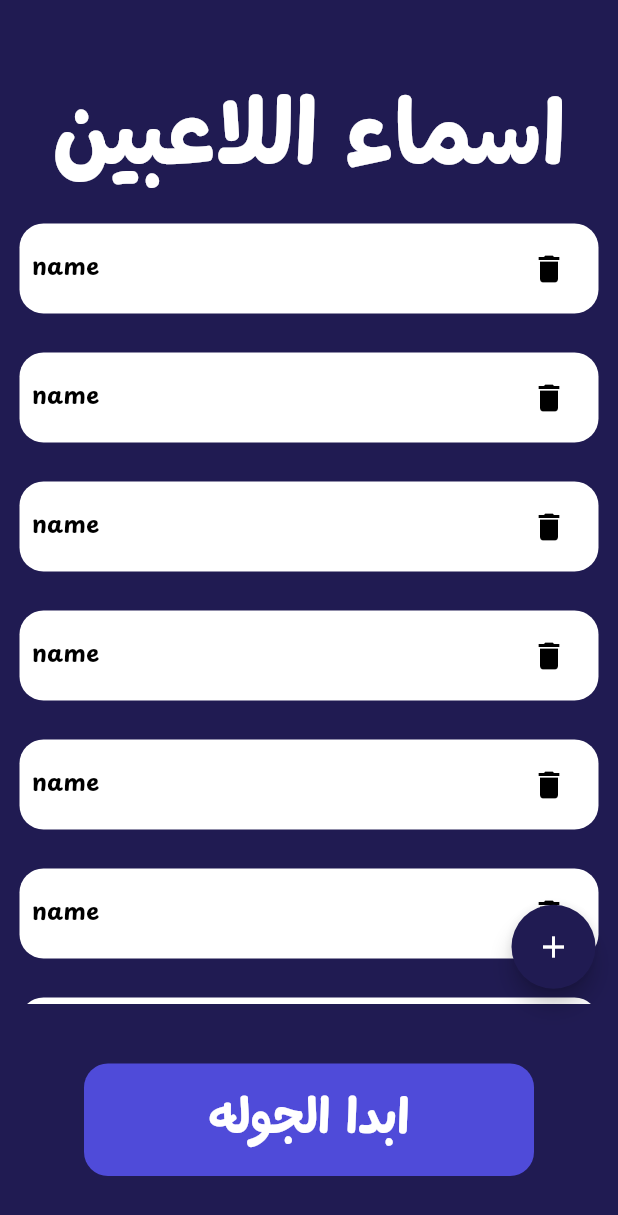
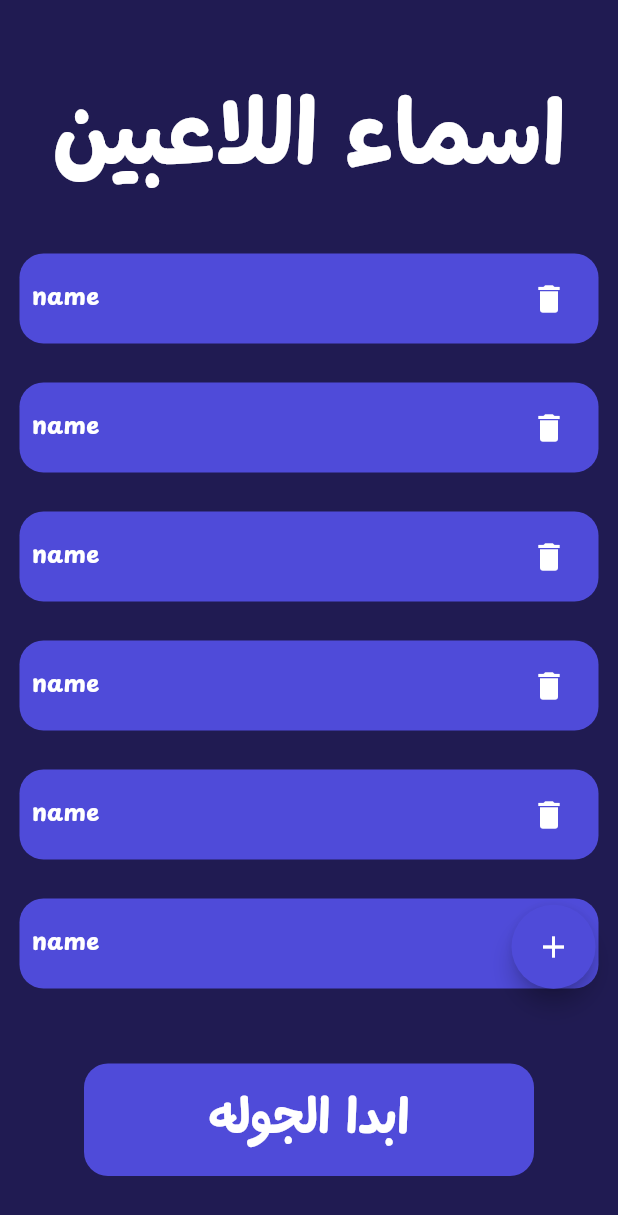
Before and after one commit to MohamedAnis12/Screw_App, a Flutter app: the AddPlayersView screen opened directly, on a phone screen of 412 x 824 dp. Shown: the top 1215 px of the screen. Run offline on Flutter 3.47's test engine with Material 3 defaults, Android fonts, the phone set to English and light mode, and no system bars; our stand-ins replace hive; accounts and stored records are empty.

```diff
--- a/lib/widgets/Player_card.dart
+++ b/lib/widgets/Player_card.dart
@@ -13,7 +13,7 @@ class PlayerCard extends StatelessWidget {
         height: 60,
         decoration: BoxDecoration(
           borderRadius: BorderRadius.circular(16),
-          color: Colors.white,
+          color: Color(0xff4f4bd9),
         ),
         child: Padding(
           padding: const EdgeInsets.all(8.0),
@@ -21,7 +21,7 @@ class PlayerCard extends StatelessWidget {
             mainAxisAlignment: MainAxisAlignment.spaceBetween,
             crossAxisAlignment: CrossAxisAlignment.center,
             children: [
-              CustomText(text: "name", fontSize: 16, color: Colors.black),
+              CustomText(text: "name", fontSize: 16, color: Colors.white),
               CustomeIcon()
             ],
           ),
--- a/lib/widgets/add_player_view_body.dart
+++ b/lib/widgets/add_player_view_body.dart
@@ -1,6 +1,9 @@
 import 'package:flutter/material.dart';
+import 'package:screw/constants.dart';
+import 'package:screw/views/add_rounds_view.dart';
 import 'package:screw/widgets/Custom_playersCard_listview.dart';
 import 'package:screw/widgets/customFloatingActionButton.dart';
+import 'package:screw/widgets/custom_bottom_sheet.dart';
 import 'package:screw/widgets/custom_button.dart';
 import 'package:screw/widgets/custom_text.dart';
 
@@ -20,16 +23,39 @@ class AddPlayerViewBody extends StatelessWidget {
                 fontSize: 60,
                 color: Colors.white,
               ),
+              SizedBox(height: 20),
               Expanded(child: CustomPlayerscardListview()),
-              SizedBox(height: 40),
-              CustomButton(text: "ابدا الجوله"),
+              SizedBox(height: 50),
+              CustomButton(
+                text: "ابدا الجوله",
+                onTap: () {
+                  Navigator.push(
+                    context,
+                    MaterialPageRoute(
+                      builder: (context) {
+                        return AddRoundsView();
+                      },
+                    ),
+                  );
+                },
+              ),
               SizedBox(height: 40),
             ],
           ),
           Positioned(
             right: 15,
             bottom: MediaQuery.of(context).size.height * .20,
-            child: CustomFloatingActionButton(),
+            child: CustomFloatingActionButton(
+              onPressed: () {
+                showModalBottomSheet(
+                  backgroundColor: mainColor,
+                  context: context,
+                  builder: (context) {
+                    return CustomBottomSheet();
+                  },
+                );
+              },
+            ),
           ),
         ],
       ),
--- a/lib/widgets/customFloatingActionButton.dart
+++ b/lib/widgets/customFloatingActionButton.dart
@@ -1,24 +1,16 @@
 import 'package:flutter/material.dart';
 import 'package:screw/constants.dart';
-import 'package:screw/widgets/custom_bottom_sheet.dart';
 
 class CustomFloatingActionButton extends StatelessWidget {
-  const CustomFloatingActionButton({super.key});
-
+  const CustomFloatingActionButton({super.key, this.onPressed});
+  final void Function()? onPressed;
   @override
   Widget build(BuildContext context) {
     return FloatingActionButton(
       shape: RoundedRectangleBorder(borderRadius: BorderRadius.circular(200)),
-      onPressed: () {
-        showModalBottomSheet(
-          backgroundColor: mainColor,
-          context: context,
-          builder: (context) {
-            return CustomBottomSheet();
-          },
-        );
-      },
-      backgroundColor: mainColor,
+      onPressed: onPressed,
+      backgroundColor: Color(0xff4f4bd9),
+      splashColor: Colors.amber,
       child: Icon(Icons.add, color: Colors.white),
     );
   }
--- a/lib/widgets/custome_icon.dart
+++ b/lib/widgets/custome_icon.dart
@@ -10,7 +10,7 @@ class CustomeIcon extends StatelessWidget {
       child: SizedBox(
         height: 50,
         width: 50,
-        child: Icon(Icons.delete, color: Colors.black),
+        child: Icon(Icons.delete, color: Colors.white),
       ),
     );
   }
```
Also changed, not shown: lib/views/add_rounds_view.dart (added, +15 -0 lines), lib/widgets/RoundPlayerCard.dart (added, +33 -0 lines), lib/widgets/add_round_view_body.dart (added, +54 -0 lines).
